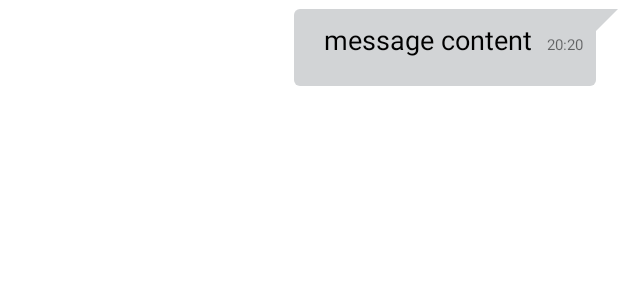
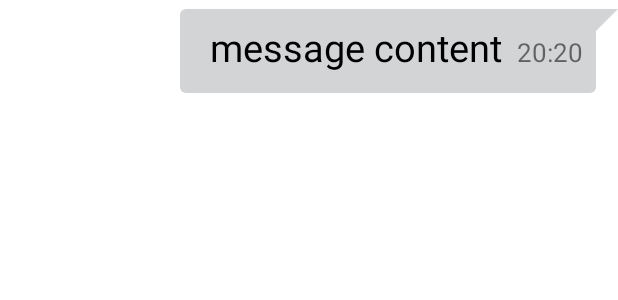
Before and after one commit to adi604/WhatsAppAndroid, an Android app: the layout message_item_receive.xml on its own in the app's theme, with its tools: preview values and no code run, on a phone screen of 412 x 824 dp. Shown: the top 300 px of the screen. Run offline under Robolectric (Android 15) with nearby library versions, the phone set to English and light mode, and no system bars.

Commit message:
message sent

```diff
--- a/Android/app/src/main/java/com/example/whatapp/adapters/MessagesListAdapter.java
+++ b/Android/app/src/main/java/com/example/whatapp/adapters/MessagesListAdapter.java
@@ -43,7 +43,7 @@ public class MessagesListAdapter extends RecyclerView.Adapter<MessagesListAdapte
     @Override
     public MessagesListAdapter.MessageViewHolder onCreateViewHolder(ViewGroup parent, int viewType) {
         View itemView;
-        if (viewType == 1) {
+        if (viewType == 0) {
             itemView = mInflater.inflate(R.layout.message_item_sent, parent, false);
         }
         else {
--- a/Android/app/src/main/res/layout/activity_chat.xml
+++ b/Android/app/src/main/res/layout/activity_chat.xml
@@ -14,6 +14,8 @@
         android:layout_width="match_parent"
         android:layout_height="match_parent"
         android:paddingTop="60dp"
+        app:layout_constraintBottom_toTopOf="@id/layout_chatBox"
+        app:layout_constraintTop_toBottomOf="@id/headingContactName"
         tools:layout_editor_absoluteX="0dp"
         tools:layout_editor_absoluteY="0dp" />
 
--- a/Android/app/src/main/res/layout/message_item_receive.xml
+++ b/Android/app/src/main/res/layout/message_item_receive.xml
@@ -23,13 +23,13 @@
         <TextView
             android:id="@+id/tvContent"
             android:layout_width="wrap_content"
-            android:layout_height="30dp"
+            android:layout_height="wrap_content"
             android:layout_marginStart="10dp"
             android:layout_marginEnd="10dp"
             android:layout_marginBottom="5dp"
             android:text="message content"
             android:textColor="@color/black"
-            android:textSize="18sp" />
+            android:textSize="25sp" />
 
         <TextView
             android:id="@+id/tvTime"
@@ -37,7 +37,7 @@
             android:layout_height="wrap_content"
             android:text="20:20"
             android:layout_marginRight="15dp"
-            android:textSize="10sp"
+            android:textSize="17sp"
             tools:ignore="RtlHardcoded,SmallSp" />
 
     </LinearLayout>
--- a/Android/app/src/main/res/layout/message_item_sent.xml
+++ b/Android/app/src/main/res/layout/message_item_sent.xml
@@ -23,20 +23,20 @@
             <TextView
                 android:id="@+id/tvContent"
                 android:layout_width="wrap_content"
-                android:layout_height="30dp"
+                android:layout_height="wrap_content"
                 android:layout_marginStart="10dp"
                 android:layout_marginEnd="10dp"
                 android:layout_marginBottom="5dp"
                 android:text="message content"
                 android:textColor="@color/white"
-                android:textSize="18sp" />
+                android:textSize="25sp" />
 
             <TextView
                 android:id="@+id/tvTime"
                 android:layout_width="wrap_content"
                 android:layout_height="wrap_content"
                 android:text="20:20"
-                android:textSize="10sp"
+                android:textSize="17sp"
                 tools:ignore="RtlHardcoded,SmallSp" />
 
         </LinearLayout>
```
